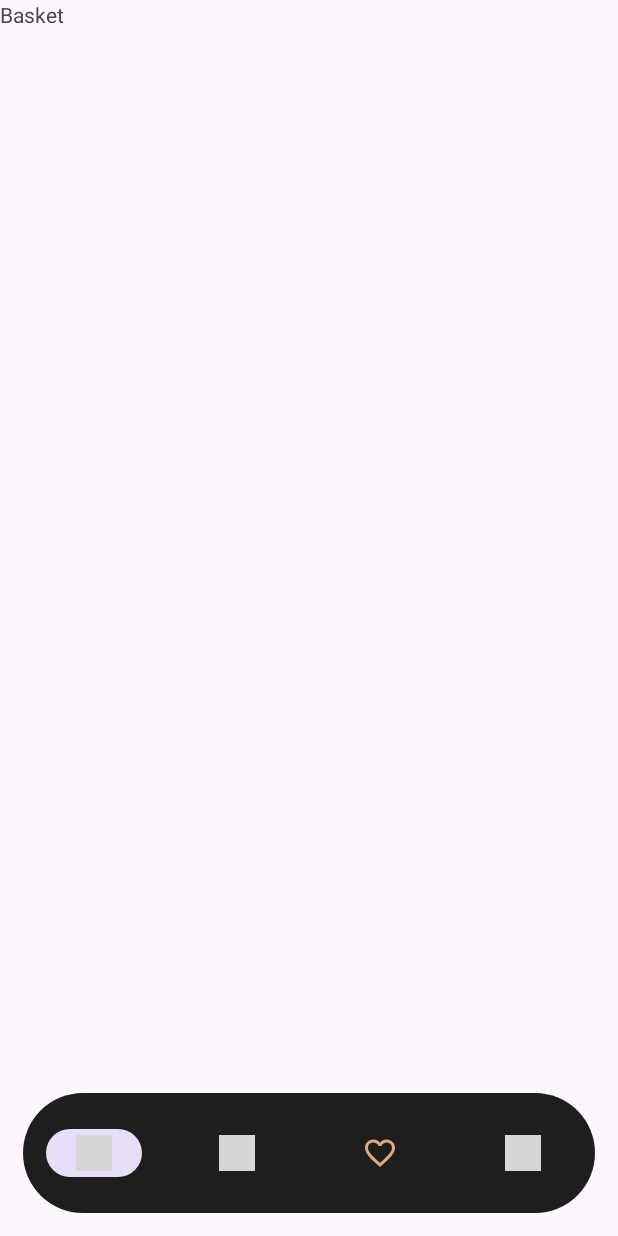
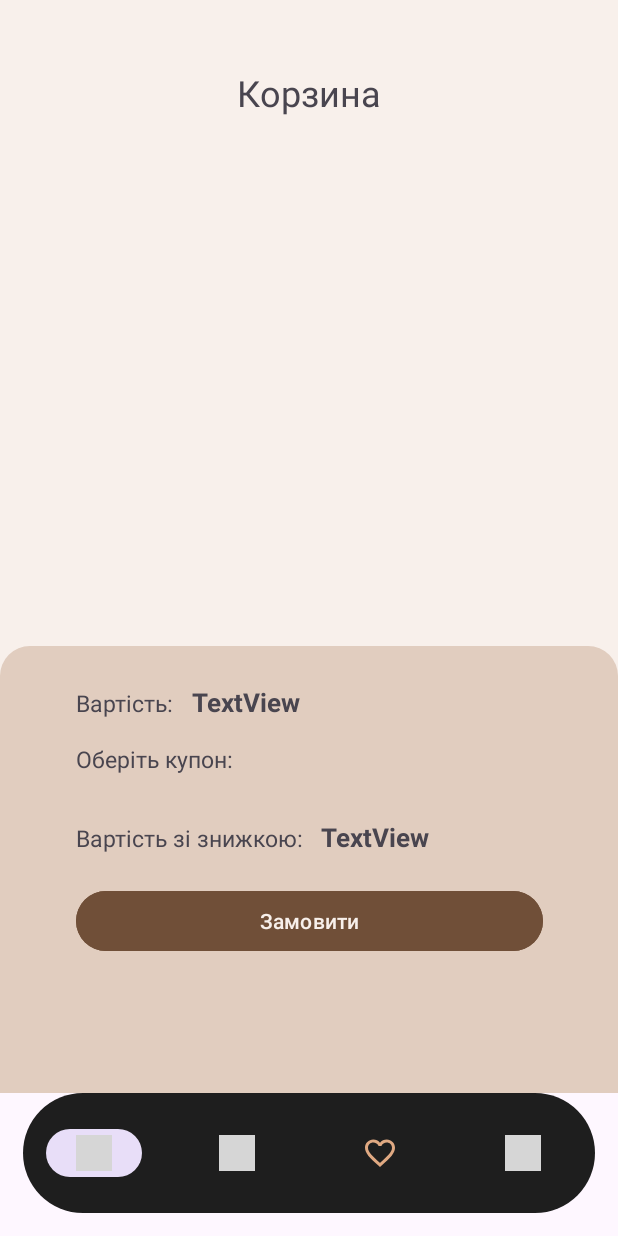
Before and after one commit to Ivanka-karaim/ShopMateMobile, an Android app: the fragment Basket placed in its activity, on a phone screen of 412 x 824 dp. Run offline under Robolectric (Android 15) with nearby library versions, the phone set to English and light mode, and no system bars; grey boxes are pictures that could not be loaded.

Commit message:
basket page

```diff
--- /dev/null
+++ b/app/src/main/res/drawable/rectangle.xml
@@ -0,0 +1,5 @@
+<shape xmlns:android="http://schemas.android.com/apk/res/android" android:shape="rectangle">
+    <solid android:color="@color/light_beige"/>
+    <corners android:topLeftRadius="20dp" android:topRightRadius="20dp"
+        android:bottomLeftRadius="0dp" android:bottomRightRadius="0dp"/>
+</shape>
--- a/app/src/main/res/layout/fragment_basket.xml
+++ b/app/src/main/res/layout/fragment_basket.xml
@@ -3,11 +3,151 @@
     xmlns:tools="http://schemas.android.com/tools"
     android:layout_width="match_parent"
     android:layout_height="match_parent"
+    xmlns:app="http://schemas.android.com/apk/res-auto"
+    android:background="#F8F0EB"
     tools:context=".Basket">
 
-    <!-- TODO: Update blank fragment layout -->
-    <TextView
-        android:layout_width="wrap_content"
-        android:layout_height="wrap_content"
-        android:text="Basket" />
+    <LinearLayout
+        android:layout_width="match_parent"
+        android:layout_height="match_parent"
+        android:orientation="vertical">
+
+        <TextView
+            android:layout_width="wrap_content"
+            android:layout_height="wrap_content"
+            android:layout_gravity="center"
+            android:layout_marginTop="45dp"
+            android:text="@string/basket"
+            android:textSize="24sp" />
+
+        <androidx.recyclerview.widget.RecyclerView
+            android:id="@+id/recyclerView"
+            android:layout_width="match_parent"
+            android:layout_height="wrap_content"
+            tools:listitem="@layout/item_checkbox" />
+
+
+    </LinearLayout>
+    <androidx.constraintlayout.widget.ConstraintLayout
+        xmlns:android="http://schemas.android.com/apk/res/android"
+        xmlns:app="http://schemas.android.com/apk/res-auto"
+        android:layout_width="match_parent"
+        android:layout_height="match_parent">
+
+        <ImageView
+            android:id="@+id/rectimage"
+            android:layout_width="match_parent"
+            android:layout_height="298dp"
+            android:src="@drawable/rectangle"
+            app:layout_constraintBottom_toBottomOf="parent"
+            app:layout_constraintEnd_toEndOf="parent"
+            app:layout_constraintHorizontal_bias="0.0"
+            app:layout_constraintStart_toStartOf="parent"
+            android:contentDescription="@string/rectangle" />
+
+        <LinearLayout
+            android:id="@+id/layoutBasketInfo"
+            android:layout_width="311dp"
+            android:layout_height="189dp"
+            android:layout_marginTop="25dp"
+            android:orientation="vertical"
+            app:layout_constraintEnd_toEndOf="parent"
+            app:layout_constraintStart_toStartOf="@+id/rectimage"
+            app:layout_constraintTop_toTopOf="@+id/rectimage">
+
+            <LinearLayout
+                android:id="@+id/column1"
+                android:layout_width="match_parent"
+                android:layout_height="wrap_content"
+                android:gravity="start|center_horizontal"
+                android:orientation="horizontal"
+                app:layout_constraintStart_toStartOf="@+id/layoutBasketInfo"
+                app:layout_constraintTop_toTopOf="@+id/layoutBasketInfo">
+
+                <TextView
+                    android:id="@+id/textView6"
+                    android:layout_width="wrap_content"
+                    android:layout_height="wrap_content"
+                    android:layout_marginEnd="12dp"
+                    android:text="@string/cost"
+                    android:textSize="15sp" />
+
+                <TextView
+                    android:id="@+id/textView7"
+                    android:layout_width="wrap_content"
+                    android:layout_height="wrap_content"
+                    android:text="TextView"
+                    android:textSize="17sp"
+                    android:textStyle="bold" />
+            </LinearLayout>
+
+            <LinearLayout
+                android:layout_width="match_parent"
+                android:layout_height="35dp"
+                android:layout_marginTop="15dp"
+                android:gravity="start"
+                android:orientation="horizontal"
+                app:layout_constraintStart_toStartOf="@+id/layoutBasketInfo"
+                app:layout_constraintTop_toBottomOf="@+id/column1">
+
+                <TextView
+                    android:id="@+id/textView8"
+                    android:layout_width="wrap_content"
+                    android:layout_height="wrap_content"
+                    android:layout_marginEnd="12dp"
+                    android:text="@string/coupon"
+                    android:textSize="15sp" />
+
+                <Spinner
+                    android:id="@+id/spinner"
+                    android:layout_width="150dp"
+                    android:layout_height="match_parent"
+                    app:layout_constraintStart_toStartOf="parent"
+                    app:layout_constraintTop_toBottomOf="@+id/layoutBasketInfo" />
+            </LinearLayout>
+
+            <LinearLayout
+                android:id="@+id/column3"
+                android:layout_width="match_parent"
+                android:layout_height="wrap_content"
+                android:layout_marginTop="15dp"
+                android:gravity="start"
+                android:orientation="horizontal"
+                app:layout_constraintStart_toStartOf="@+id/layoutBasketInfo"
+                app:layout_constraintTop_ToBottomOf="@+id/layoutBasketInfo">
+
+                <TextView
+                    android:id="@+id/textView10"
+                    android:layout_width="wrap_content"
+                    android:layout_height="wrap_content"
+                    android:layout_marginEnd="12dp"
+                    android:text="@string/cost_discount"
+                    android:textSize="15sp" />
+
+                <TextView
+                    android:id="@+id/textView11"
+                    android:layout_width="wrap_content"
+                    android:layout_height="wrap_content"
+                    android:text="TextView"
+                    android:textSize="17sp"
+                    android:textStyle="bold" />
+            </LinearLayout>
+
+            <Button
+                android:id="@+id/button_order"
+                android:layout_width="match_parent"
+                android:layout_height="wrap_content"
+                android:layout_marginTop="20dp"
+                android:backgroundTint="#704F38"
+                android:onClick="startNewActivity"
+                android:text="@string/order"
+                android:textColor="#F8F0EB"
+                app:layout_constraintBottom_toBottomOf="@+id/layoutBasketInfo"
+                app:layout_constraintTop_toBottomOf="@+id/column3" />
+
+        </LinearLayout>
+
+    </androidx.constraintlayout.widget.ConstraintLayout>
+
+
 </FrameLayout>
--- a/app/src/main/res/values/strings.xml
+++ b/app/src/main/res/values/strings.xml
@@ -11,9 +11,12 @@
     <string name="furniture">Furniture</string>
     <string name="Login">Увійти</string>
     <string name="home">Home</string>
-    <string name="basket">Basket</string>
+    <string name="basket">Корзина</string>
     <string name="favourite">Favourite</string>
     <string name="profile">Profile</string>
-    <!-- TODO: Remove or change this placeholder text -->
-    <string name="hello_blank_fragment">Hello blank fragment</string>
+    <string name="cost">Вартість:</string>
+    <string name="rectangle">rectangle</string>
+    <string name="coupon">Оберіть купон:</string>
+    <string name="cost_discount">Вартість зі знижкою:</string>
+    <string name="order">Замовити</string>
 </resources>
```
Also changed, not shown: app/src/main/res/drawable/star_foreground.xml (added, +15 -0 lines), app/src/main/res/layout/item_checkbox.xml (added, +128 -0 lines).
